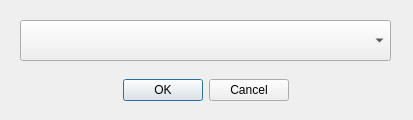
Above: Client/UI/NetworkDeviceSelectUI.ui from yang-zhongtian/PYCM before the change. Below: the same form after it.
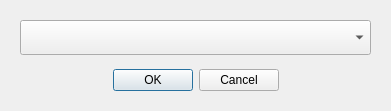
That is the form after the change. Icons and pictures are not drawn.

```diff
--- a/Client/UI/NetworkDeviceSelectUI.ui
+++ b/Client/UI/NetworkDeviceSelectUI.ui
@@ -6,10 +6,22 @@
    <rect>
     <x>0</x>
     <y>0</y>
-    <width>413</width>
-    <height>120</height>
+    <width>391</width>
+    <height>111</height>
    </rect>
   </property>
+  <property name="minimumSize">
+   <size>
+    <width>391</width>
+    <height>111</height>
+   </size>
+  </property>
+  <property name="maximumSize">
+   <size>
+    <width>391</width>
+    <height>111</height>
+   </size>
+  </property>
   <property name="windowTitle">
    <string>Network Settings</string>
   </property>
@@ -21,8 +33,8 @@
    <property name="geometry">
     <rect>
      <x>10</x>
-     <y>70</y>
-     <width>391</width>
+     <y>60</y>
+     <width>371</width>
      <height>41</height>
     </rect>
    </property>
@@ -41,13 +53,13 @@
     <rect>
      <x>20</x>
      <y>20</y>
-     <width>371</width>
-     <height>41</height>
+     <width>351</width>
+     <height>35</height>
     </rect>
    </property>
    <property name="font">
     <font>
-     <pointsize>10</pointsize>
+     <pointsize>11</pointsize>
     </font>
    </property>
   </widget>
```
Left out of the diff: 6 changed lines with no effect on the pictures.
